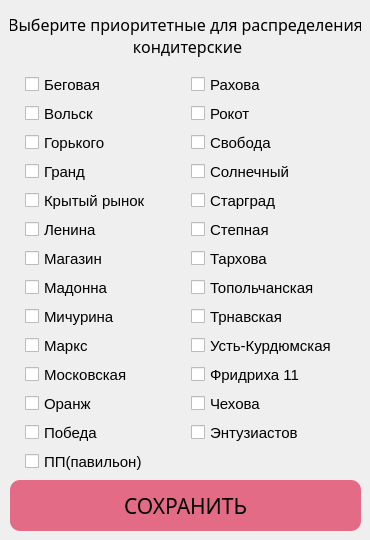
Old version of the form ui/DialogPrioritet.ui in the repository PavelZagumenkin/Malina_Orders_v1.
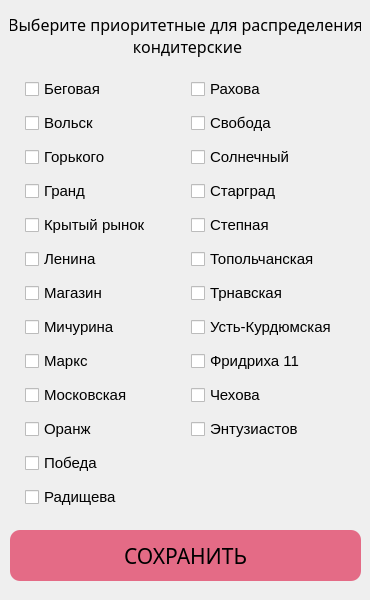
New version of the form.

```diff
--- a/ui/DialogPrioritet.ui
+++ b/ui/DialogPrioritet.ui
@@ -7,23 +7,23 @@
     <x>0</x>
     <y>0</y>
     <width>370</width>
-    <height>540</height>
+    <height>600</height>
    </rect>
   </property>
   <property name="minimumSize">
    <size>
     <width>370</width>
-    <height>540</height>
+    <height>600</height>
    </size>
   </property>
   <property name="maximumSize">
    <size>
     <width>370</width>
-    <height>540</height>
+    <height>600</height>
    </size>
   </property>
   <property name="windowTitle">
-   <string>Dialog</string>
+   <string>Выберите приоритетные кондитерские</string>
   </property>
   <widget class="QWidget" name="formLayoutWidget">
    <property name="geometry">
@@ -31,7 +31,7 @@
      <x>10</x>
      <y>70</y>
      <width>351</width>
-     <height>401</height>
+     <height>441</height>
     </rect>
    </property>
    <layout class="QFormLayout" name="gridPoints">
@@ -77,21 +77,6 @@
       </property>
      </widget>
     </item>
-    <item row="0" column="1">
-     <widget class="QCheckBox" name="cb_rahova">
-      <property name="font">
-       <font>
-        <pointsize>11</pointsize>
-       </font>
-      </property>
-      <property name="text">
-       <string>Рахова</string>
-      </property>
-      <property name="checked">
-       <bool>false</bool>
-      </property>
-     </widget>
-    </item>
     <item row="1" column="0">
      <widget class="QCheckBox" name="cb_volsk">
       <property name="font">
@@ -107,21 +92,6 @@
       </property>
      </widget>
     </item>
-    <item row="1" column="1">
-     <widget class="QCheckBox" name="cb_rokot">
-      <property name="font">
-       <font>
-        <pointsize>11</pointsize>
-       </font>
-      </property>
-      <property name="text">
-       <string>Рокот</string>
-      </property>
-      <property name="checked">
-       <bool>false</bool>
-      </property>
-     </widget>
-    </item>
     <item row="2" column="0">
      <widget class="QCheckBox" name="cb_gorkogo">
       <property name="font">
@@ -137,21 +107,6 @@
       </property>
      </widget>
     </item>
-    <item row="2" column="1">
-     <widget class="QCheckBox" name="cb_svoboda">
-      <property name="font">
-       <font>
-        <pointsize>11</pointsize>
-       </font>
-      </property>
-      <property name="text">
-       <string>Свобода</string>
-      </property>
-      <property name="checked">
-       <bool>false</bool>
-      </property>
-     </widget>
-    </item>
     <item row="3" column="0">
      <widget class="QCheckBox" name="cb_grand">
       <property name="font">
@@ -167,21 +122,6 @@
       </property>
      </widget>
     </item>
-    <item row="3" column="1">
-     <widget class="QCheckBox" name="cb_solnechnii">
-      <property name="font">
-       <font>
-        <pointsize>11</pointsize>
-       </font>
-      </property>
-      <property name="text">
-       <string>Солнечный</string>
-      </property>
-      <property name="checked">
-       <bool>false</bool>
-      </property>
-     </widget>
-    </item>
     <item row="4" column="0">
      <widget class="QCheckBox" name="cb_kr">
       <property name="font">
@@ -197,21 +137,6 @@
       </property>
      </widget>
     </item>
-    <item row="4" column="1">
-     <widget class="QCheckBox" name="cb_stargrad">
-      <property name="font">
-       <font>
-        <pointsize>11</pointsize>
-       </font>
-      </property>
-      <property name="text">
-       <string>Старград</string>
-      </property>
-      <property name="checked">
-       <bool>false</bool>
-      </property>
-     </widget>
-    </item>
     <item row="5" column="0">
      <widget class="QCheckBox" name="cb_lenina">
       <property name="font">
@@ -227,21 +152,6 @@
       </property>
      </widget>
     </item>
-    <item row="5" column="1">
-     <widget class="QCheckBox" name="cb_stepnaya">
-      <property name="font">
-       <font>
-        <pointsize>11</pointsize>
-       </font>
-      </property>
-      <property name="text">
-       <string>Степная</string>
-      </property>
-      <property name="checked">
-       <bool>false</bool>
-      </property>
-     </widget>
-    </item>
     <item row="6" column="0">
      <widget class="QCheckBox" name="cb_magazin">
       <property name="font">
@@ -257,49 +167,7 @@
       </property>
      </widget>
     </item>
-    <item row="6" column="1">
-     <widget class="QCheckBox" name="cb_tarhova">
-      <property name="font">
-       <font>
-        <pointsize>11</pointsize>
-       </font>
-      </property>
-      <property name="text">
-       <string>Тархова</string>
-      </property>
-      <property name="checked">
-       <bool>false</bool>
-      </property>
-     </widget>
-    </item>
     <item row="7" column="0">
-     <widget class="QCheckBox" name="cb_madonna">
-      <property name="font">
-       <font>
-        <pointsize>11</pointsize>
-       </font>
-      </property>
-      <property name="text">
-       <string>Мадонна</string>
-      </property>
-     </widget>
-    </item>
-    <item row="7" column="1">
-     <widget class="QCheckBox" name="cb_topol">
-      <property name="font">
-       <font>
-        <pointsize>11</pointsize>
-       </font>
-      </property>
-      <property name="text">
-       <string>Топольчанская</string>
-      </property>
-      <property name="checked">
-       <bool>false</bool>
-      </property>
-     </widget>
-    </item>
-    <item row="8" column="0">
      <widget class="QCheckBox" name="cb_michurina">
       <property name="font">
        <font>
@@ -317,22 +185,7 @@
       </property>
      </widget>
     </item>
-    <item row="8" column="1">
-     <widget class="QCheckBox" name="cb_trnavskaya">
-      <property name="font">
-       <font>
-        <pointsize>11</pointsize>
-       </font>
-      </property>
-      <property name="text">
-       <string>Трнавская</string>
-      </property>
-      <property name="checked">
-       <bool>false</bool>
-      </property>
-     </widget>
-    </item>
-    <item row="9" column="0">
+    <item row="8" column="0">
      <widget class="QCheckBox" name="cb_marks">
       <property name="font">
        <font>
@@ -347,22 +200,7 @@
       </property>
      </widget>
     </item>
-    <item row="9" column="1">
-     <widget class="QCheckBox" name="cb_ust_kurdym">
-      <property name="font">
-       <font>
-        <pointsize>11</pointsize>
-       </font>
-      </property>
-      <property name="text">
-       <string>Усть-Курдюмская</string>
-      </property>
-      <property name="checked">
-       <bool>false</bool>
-      </property>
-     </widget>
-    </item>
-    <item row="10" column="0">
+    <item row="9" column="0">
      <widget class="QCheckBox" name="cb_moskovskaya">
       <property name="font">
        <font>
@@ -377,22 +215,7 @@
       </property>
      </widget>
     </item>
-    <item row="10" column="1">
-     <widget class="QCheckBox" name="cb_fridriha">
-      <property name="font">
-       <font>
-        <pointsize>11</pointsize>
-       </font>
-      </property>
-      <property name="text">
-       <string>Фридриха 11</string>
-      </property>
-      <property name="checked">
-       <bool>false</bool>
-      </property>
-     </widget>
-    </item>
-    <item row="11" column="0">
+    <item row="10" column="0">
      <widget class="QCheckBox" name="cb_orang">
       <property name="font">
        <font>
@@ -407,7 +230,7 @@
       </property>
      </widget>
     </item>
-    <item row="12" column="0">
+    <item row="11" column="0">
      <widget class="QCheckBox" name="cb_pobeda">
       <property name="font">
        <font>
@@ -422,19 +245,157 @@
       </property>
      </widget>
     </item>
-    <item row="13" column="0">
-     <widget class="QCheckBox" name="cb_pavilon">
+    <item row="0" column="1">
+     <widget class="QCheckBox" name="cb_rahova">
       <property name="font">
        <font>
         <pointsize>11</pointsize>
        </font>
       </property>
       <property name="text">
-       <string>ПП(павильон)</string>
+       <string>Рахова</string>
       </property>
+      <property name="checked">
+       <bool>false</bool>
+      </property>
      </widget>
     </item>
-    <item row="11" column="1">
+    <item row="12" column="0">
+     <widget class="QCheckBox" name="cb_rahova_2">
+      <property name="font">
+       <font>
+        <pointsize>11</pointsize>
+       </font>
+      </property>
+      <property name="text">
+       <string>Радищева</string>
+      </property>
+      <property name="checked">
+       <bool>false</bool>
+      </property>
+     </widget>
+    </item>
+    <item row="1" column="1">
+     <widget class="QCheckBox" name="cb_svoboda">
+      <property name="font">
+       <font>
+        <pointsize>11</pointsize>
+       </font>
+      </property>
+      <property name="text">
+       <string>Свобода</string>
+      </property>
+      <property name="checked">
+       <bool>false</bool>
+      </property>
+     </widget>
+    </item>
+    <item row="2" column="1">
+     <widget class="QCheckBox" name="cb_solnechnii">
+      <property name="font">
+       <font>
+        <pointsize>11</pointsize>
+       </font>
+      </property>
+      <property name="text">
+       <string>Солнечный</string>
+      </property>
+      <property name="checked">
+       <bool>false</bool>
+      </property>
+     </widget>
+    </item>
+    <item row="3" column="1">
+     <widget class="QCheckBox" name="cb_stargrad">
+      <property name="font">
+       <font>
+        <pointsize>11</pointsize>
+       </font>
+      </property>
+      <property name="text">
+       <string>Старград</string>
+      </property>
+      <property name="checked">
+       <bool>false</bool>
+      </property>
+     </widget>
+    </item>
+    <item row="4" column="1">
+     <widget class="QCheckBox" name="cb_stepnaya">
+      <property name="font">
+       <font>
+        <pointsize>11</pointsize>
+       </font>
+      </property>
+      <property name="text">
+       <string>Степная</string>
+      </property>
+      <property name="checked">
+       <bool>false</bool>
+      </property>
+     </widget>
+    </item>
+    <item row="5" column="1">
+     <widget class="QCheckBox" name="cb_topol">
+      <property name="font">
+       <font>
+        <pointsize>11</pointsize>
+       </font>
+      </property>
+      <property name="text">
+       <string>Топольчанская</string>
+      </property>
+      <property name="checked">
+       <bool>false</bool>
+      </property>
+     </widget>
+    </item>
+    <item row="6" column="1">
+     <widget class="QCheckBox" name="cb_trnavskaya">
+      <property name="font">
+       <font>
+        <pointsize>11</pointsize>
+       </font>
+      </property>
+      <property name="text">
+       <string>Трнавская</string>
+      </property>
+      <property name="checked">
+       <bool>false</bool>
+      </property>
+     </widget>
+    </item>
+    <item row="7" column="1">
+     <widget class="QCheckBox" name="cb_ust_kurdym">
+      <property name="font">
+       <font>
+        <pointsize>11</pointsize>
+       </font>
+      </property>
+      <property name="text">
+       <string>Усть-Курдюмская</string>
+      </property>
+      <property name="checked">
+       <bool>false</bool>
+      </property>
+     </widget>
+    </item>
+    <item row="8" column="1">
+     <widget class="QCheckBox" name="cb_fridriha">
+      <property name="font">
+       <font>
+        <pointsize>11</pointsize>
+       </font>
+      </property>
+      <property name="text">
+       <string>Фридриха 11</string>
+      </property>
+      <property name="checked">
+       <bool>false</bool>
+      </property>
+     </widget>
+    </item>
+    <item row="9" column="1">
      <widget class="QCheckBox" name="cb_chehova">
       <property name="enabled">
        <bool>true</bool>
@@ -455,7 +416,7 @@
       </property>
      </widget>
     </item>
-    <item row="12" column="1">
+    <item row="10" column="1">
      <widget class="QCheckBox" name="cb_entuziastov">
       <property name="enabled">
        <bool>true</bool>
@@ -508,7 +469,7 @@
    <property name="geometry">
     <rect>
      <x>10</x>
-     <y>480</y>
+     <y>530</y>
      <width>351</width>
      <height>51</height>
     </rect>
```
